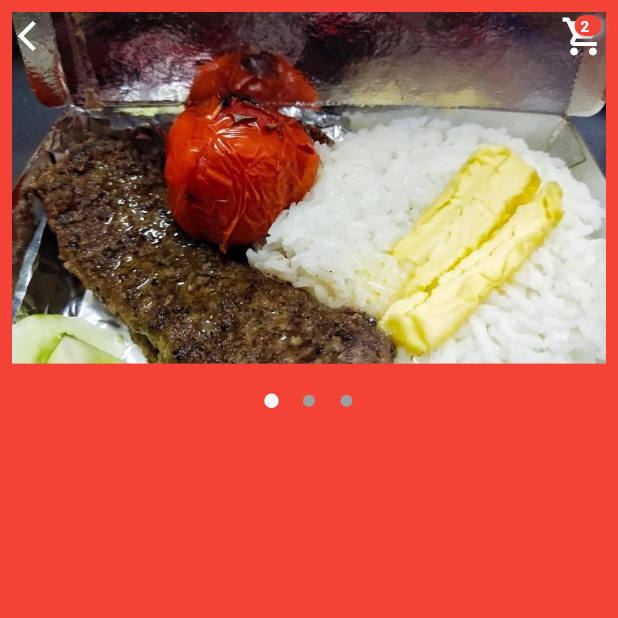
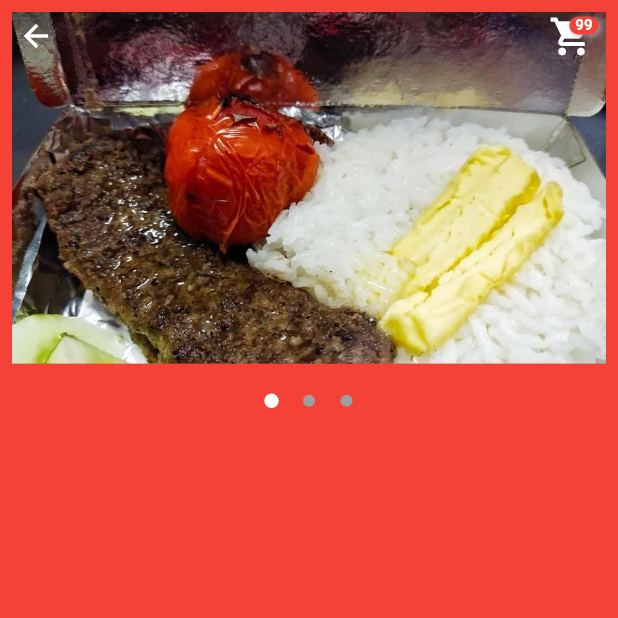
Before and after one commit to one82s/flutter, a Flutter app: the screen it shows after launch, after a tap on "Bravo Beef Kebab", on a phone screen of 412 x 824 dp, the top half of it. Run offline on Flutter 3.47's test engine with Material 2 defaults, Android fonts, the phone set to English and light mode, and no system bars; drawn by our look-alikes of carousel_pro.

Commit message:
detail section - refactor carousel

```diff
--- a/lib/src/screens/detail.dart
+++ b/lib/src/screens/detail.dart
@@ -14,6 +14,7 @@ class Detail extends StatefulWidget {
 }
 
 class _DetailState extends State<Detail> {
+
   @override
   Widget build(BuildContext context) {
     return Scaffold(
@@ -21,7 +22,6 @@ class _DetailState extends State<Detail> {
       body: SafeArea(
         child: Column(
           children: [
-//            Image.asset(widget.product.image)
             Container(
               height: 300.0,
               child: Stack(
@@ -44,17 +44,23 @@ class _DetailState extends State<Detail> {
                   Row(
                     mainAxisAlignment: MainAxisAlignment.spaceBetween,
                     children: [
-                      IconButton(icon: Icon(Icons.arrow_back_ios),onPressed: (){Navigator.pop(context);}, color: white),
+                      IconButton(icon: Icon(Icons.arrow_back),onPressed: (){Navigator.pop(context);}, color: white),
                       Padding(
-                        padding: const EdgeInsets.all(8.0),
+                        padding: const EdgeInsets.only(right: 8.0),
                         child: Stack(
                             children: [
-                              Icon(Icons.shopping_cart, color: white, size: 30.0),
+                              Padding(
+                                padding: const EdgeInsets.all(8.0),
+                                child: Stack(
+                                  children: [
+                                    Icon(Icons.shopping_cart, color: white, size: 30.0),
+                                  ],
+                                ),
+                              ),
                               Positioned(
-                                right: 3.0,
-                                top: 1.0,
+                                right: 5.0,
+                                top: 10.0,
                                 child: Container(
-                                    width: 18.0,
                                     decoration: BoxDecoration(
                                       color: red,
                                       borderRadius: BorderRadius.circular(10.0),
@@ -67,8 +73,8 @@ class _DetailState extends State<Detail> {
                                       ]
                                     ),
                                     child: Padding(
-                                      padding: const EdgeInsets.only(left: 4.0, top: 2.0),
-                                      child: CustomText(text: "2", color: white, size: 10, weight: FontWeight.bold,),
+                                      padding: const EdgeInsets.only(left: 4.0, right: 4.0),
+                                      child: CustomText(text: "99", color: white, size: 10, weight: FontWeight.bold,),
                                     )
                                 ),
                               )
```
Also changed, not shown: lib/src/utils/commons.dart (line endings or trailing spaces).
